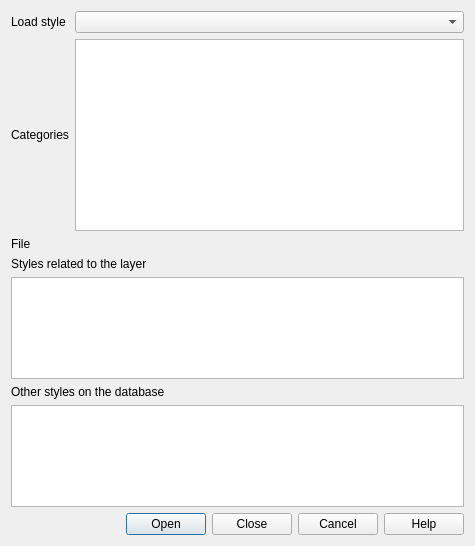
The window that src/ui/qgsvectorlayerloadstyledialog.ui (qgis/QGIS) describes before a commit, drawn with Qt 5.
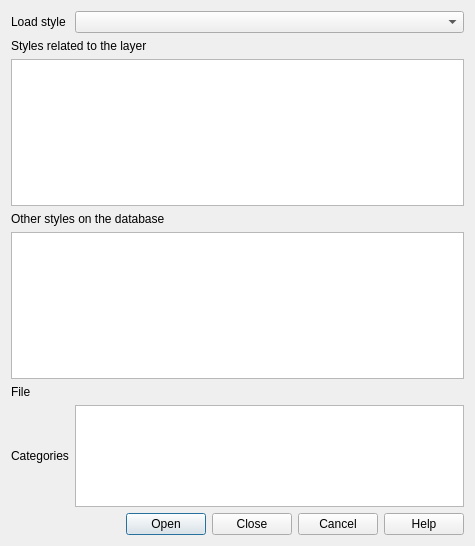
The same window after the commit. Custom widgets are drawn as their Qt base class.

Commit message: [ui] Improve the load style dialog - Remove harmful horizontal spacer to fix expanding widget issues and location of help button - Relocate the file widget to sit on top of the category list (to harmonize with the save style dialog)

Diff of the .ui file:
```diff
--- a/src/ui/qgsvectorlayerloadstyledialog.ui
+++ b/src/ui/qgsvectorlayerloadstyledialog.ui
@@ -23,56 +23,19 @@
    <bool>true</bool>
   </property>
   <layout class="QGridLayout" name="gridLayout">
-   <item row="4" column="0">
-    <spacer name="verticalSpacer">
-     <property name="orientation">
-      <enum>Qt::Vertical</enum>
-     </property>
-     <property name="sizeHint" stdset="0">
-      <size>
-       <width>20</width>
-       <height>40</height>
-      </size>
-     </property>
-    </spacer>
-   </item>
    <item row="0" column="1">
     <widget class="QComboBox" name="mStyleTypeComboBox"/>
    </item>
-   <item row="2" column="0" colspan="2">
-    <widget class="QWidget" name="mFromFileWidget" native="true">
-     <property name="sizePolicy">
-      <sizepolicy hsizetype="Preferred" vsizetype="MinimumExpanding">
-       <horstretch>0</horstretch>
-       <verstretch>0</verstretch>
-      </sizepolicy>
+   <item row="2" column="0">
+    <widget class="QLabel" name="mFileLabel">
+     <property name="text">
+      <string>File</string>
      </property>
-     <layout class="QGridLayout" name="gridLayout_3">
-      <property name="leftMargin">
-       <number>0</number>
-      </property>
-      <property name="topMargin">
-       <number>0</number>
-      </property>
-      <property name="rightMargin">
-       <number>0</number>
-      </property>
-      <property name="bottomMargin">
-       <number>0</number>
-      </property>
-      <item row="0" column="0">
-       <widget class="QLabel" name="label_3">
-        <property name="text">
-         <string>File</string>
-        </property>
-       </widget>
-      </item>
-      <item row="0" column="1">
-       <widget class="QgsFileWidget" name="mFileWidget" native="true"/>
-      </item>
-     </layout>
     </widget>
    </item>
+   <item row="2" column="1">
+    <widget class="QgsFileWidget" name="mFileWidget" native="true"/>
+   </item>
    <item row="0" column="0">
     <widget class="QLabel" name="mModeLabel">
      <property name="text">
@@ -80,24 +43,24 @@
      </property>
     </widget>
    </item>
-   <item row="1" column="0">
+   <item row="3" column="0">
     <widget class="QLabel" name="label_4">
      <property name="text">
       <string>Categories</string>
      </property>
     </widget>
    </item>
-   <item row="1" column="1">
+   <item row="3" column="1">
     <widget class="QListView" name="mStyleCategoriesListView">
      <property name="sizePolicy">
-      <sizepolicy hsizetype="Expanding" vsizetype="MinimumExpanding">
+      <sizepolicy hsizetype="Expanding" vsizetype="Expanding">
        <horstretch>0</horstretch>
        <verstretch>0</verstretch>
       </sizepolicy>
      </property>
     </widget>
    </item>
-   <item row="3" column="0" colspan="2">
+   <item row="1" column="0" colspan="2">
     <widget class="QWidget" name="mFromDbWidget" native="true">
      <layout class="QGridLayout" name="gridLayout_2">
       <property name="leftMargin">
```
Left out of the diff: 2 changed lines with no effect on the pictures. The commit also changes 1 other file.
